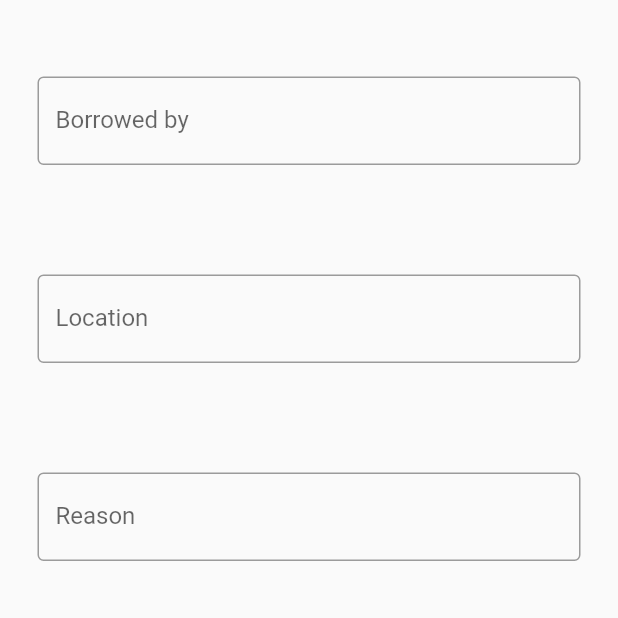
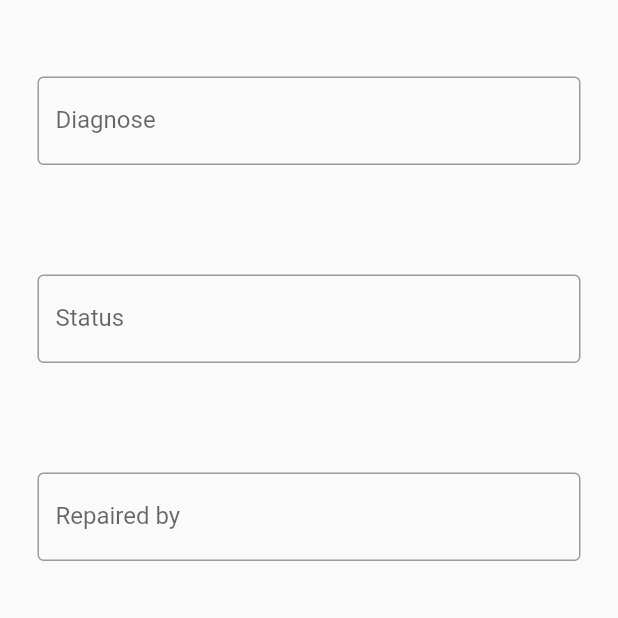
Before and after one commit to eSmooothie/ccs-sis, a Flutter app: the MaintenanceData screen opened directly with empty values, on a phone screen of 412 x 824 dp. Shown: the part 306-924 px from the top of the screen. Run offline on Flutter 3.47's test engine with Material 2 defaults, Android fonts, the phone set to English and light mode, and no system bars; our stand-ins replace firebase_auth, firebase_core, font_awesome_flutter, google_sign_in; missing offline and left inert: gsheets, qr_code_scanner; accounts and stored records are empty.

Commit message:
fixed typo error

```diff
--- a/lib/views/maintenance_data.dart
+++ b/lib/views/maintenance_data.dart
@@ -79,7 +79,7 @@ class _MaintenanceDataState extends State<MaintenanceData> {
                       color: Colors.black,
                     ),
                   ),
-                  label: const Text("Borrowed by"),
+                  label: const Text("Diagnose"),
                   errorText: _diagnosticErr,
                 ),
               ),
@@ -95,7 +95,7 @@ class _MaintenanceDataState extends State<MaintenanceData> {
                       color: Colors.black,
                     ),
                   ),
-                  label: const Text("Location"),
+                  label: const Text("Status"),
                   errorText: _statusErr,
                 ),
               ),
@@ -111,7 +111,7 @@ class _MaintenanceDataState extends State<MaintenanceData> {
                       color: Colors.black,
                     ),
                   ),
-                  label: const Text("Reason"),
+                  label: const Text("Repaired by"),
                   errorText: _repairedByErr,
                 ),
               ),
```
